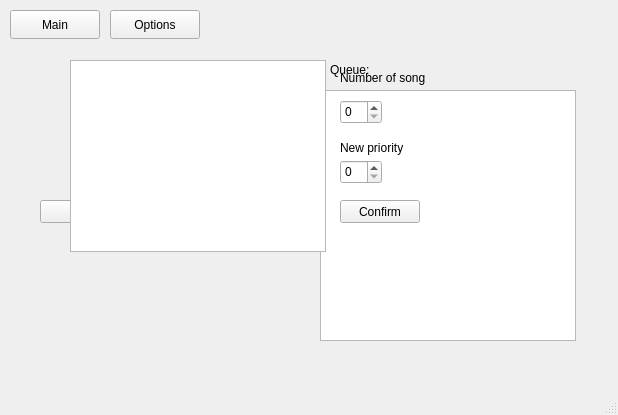
Old version of the form BetAlgorithm/mainwindow.ui in the repository JanPopadiuk/Spotify-algorithm.
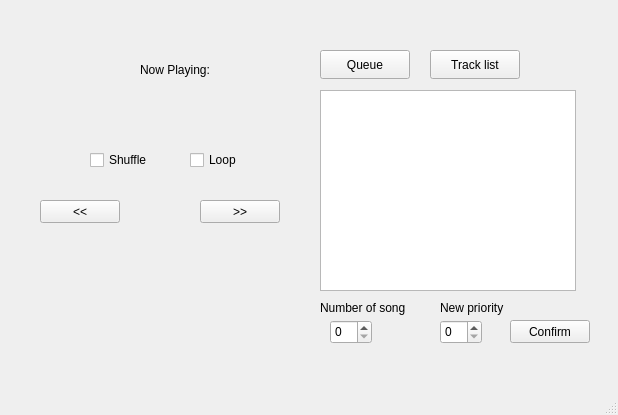
New version of the form.

Commit message: Added changing priority by the user

Diff of the .ui file:
```diff
--- a/BetAlgorithm/mainwindow.ui
+++ b/BetAlgorithm/mainwindow.ui
@@ -122,87 +122,41 @@
       <x>320</x>
       <y>90</y>
       <width>256</width>
-      <height>251</height>
+      <height>201</height>
      </rect>
     </property>
    </widget>
-   <widget class="QLabel" name="txtQueue">
+   <widget class="QPushButton" name="btnUpdateQueueList">
     <property name="geometry">
      <rect>
-      <x>330</x>
-      <y>60</y>
-      <width>63</width>
-      <height>20</height>
-     </rect>
-    </property>
-    <property name="text">
-     <string>Queue:</string>
-    </property>
-   </widget>
-   <widget class="QPushButton" name="pushButton">
-    <property name="geometry">
-     <rect>
-      <x>10</x>
-      <y>10</y>
+      <x>320</x>
+      <y>50</y>
       <width>90</width>
       <height>29</height>
      </rect>
     </property>
     <property name="text">
-     <string>Main</string>
+     <string>Queue</string>
     </property>
    </widget>
    <widget class="QPushButton" name="pushButton_2">
     <property name="geometry">
      <rect>
-      <x>110</x>
-      <y>10</y>
+      <x>430</x>
+      <y>50</y>
       <width>90</width>
       <height>29</height>
      </rect>
     </property>
     <property name="text">
-     <string>Options</string>
-    </property>
-   </widget>
-   <widget class="QStackedWidget" name="settingswidget">
-    <property name="geometry">
-     <rect>
-      <x>50</x>
-      <y>40</y>
-      <width>411</width>
-      <height>261</height>
-     </rect>
-    </property>
-    <property name="currentIndex">
-     <number>0</number>
-    </property>
-    <widget class="QWidget" name="page_1">
-     <widget class="QListView" name="listSongList">
-      <property name="geometry">
-       <rect>
-        <x>20</x>
-        <y>20</y>
-        <width>256</width>
-        <height>192</height>
-       </rect>
+     <string>Track list</string>
       </property>
      </widget>
      <widget class="QSpinBox" name="spinChangeId">
       <property name="geometry">
        <rect>
-        <x>290</x>
-        <y>60</y>
-        <width>42</width>
-        <height>24</height>
-       </rect>
-      </property>
-     </widget>
-     <widget class="QSpinBox" name="spinNewPriority">
-      <property name="geometry">
-       <rect>
-        <x>290</x>
-        <y>120</y>
+      <x>330</x>
+      <y>320</y>
         <width>42</width>
         <height>24</height>
        </rect>
@@ -211,8 +165,8 @@
      <widget class="QLabel" name="label">
       <property name="geometry">
        <rect>
-        <x>290</x>
-        <y>30</y>
+      <x>320</x>
+      <y>300</y>
         <width>91</width>
         <height>16</height>
        </rect>
@@ -224,8 +178,8 @@
      <widget class="QLabel" name="label_2">
       <property name="geometry">
        <rect>
-        <x>290</x>
-        <y>100</y>
+      <x>440</x>
+      <y>300</y>
         <width>81</width>
         <height>16</height>
        </rect>
@@ -234,11 +188,21 @@
        <string>New priority</string>
       </property>
      </widget>
+   <widget class="QSpinBox" name="spinNewPriority">
+    <property name="geometry">
+     <rect>
+      <x>440</x>
+      <y>320</y>
+      <width>42</width>
+      <height>24</height>
+     </rect>
+    </property>
+   </widget>
      <widget class="QPushButton" name="butConfirmChange">
       <property name="geometry">
        <rect>
-        <x>290</x>
-        <y>160</y>
+      <x>510</x>
+      <y>320</y>
         <width>80</width>
         <height>23</height>
        </rect>
@@ -246,8 +210,6 @@
       <property name="text">
        <string>Confirm</string>
       </property>
-     </widget>
-    </widget>
    </widget>
   </widget>
   <widget class="QStatusBar" name="statusbar"/>
```
Left out of the diff: 2 changed lines with no effect on the pictures. Lines whose indentation alone changed are shown as unchanged. The commit also changes 32 other files.
